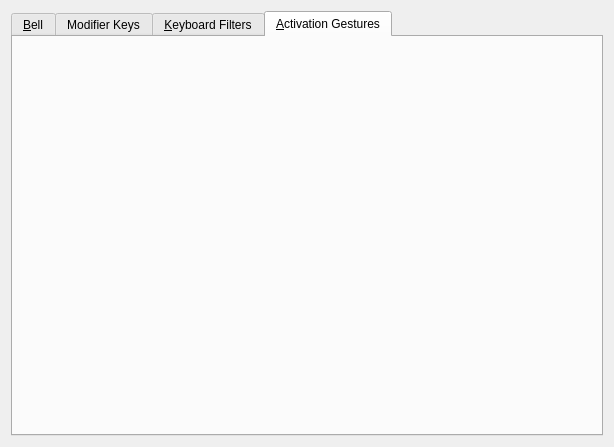
Sonic-DE/sonic-desktop-interface, file kcms/access/accessibility.ui: the form before one commit.
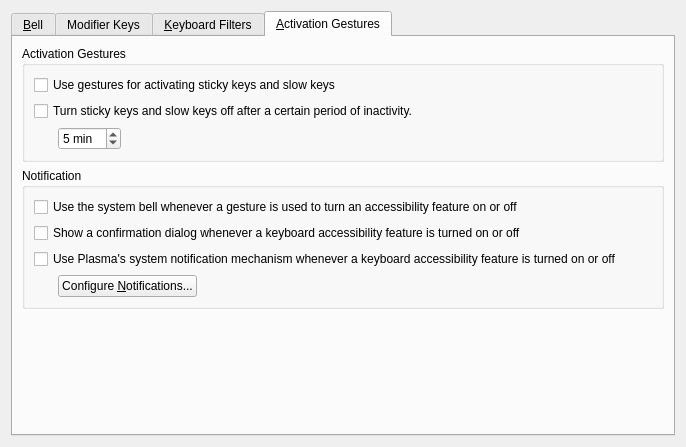
The form after the commit. The open tabs and pages were chosen to show the change. Custom widgets are drawn as their Qt base class.

Commit message: Move activation gestures to .ui file

```diff
--- a/kcms/access/accessibility.ui
+++ b/kcms/access/accessibility.ui
@@ -6,7 +6,7 @@
    <rect>
     <x>0</x>
     <y>0</y>
-    <width>596</width>
+    <width>686</width>
     <height>447</height>
    </rect>
   </property>
@@ -566,6 +566,182 @@
       <attribute name="title">
        <string>&amp;Activation Gestures</string>
       </attribute>
+      <layout class="QVBoxLayout" name="verticalLayout_14">
+       <item>
+        <widget class="QGroupBox" name="activationgestures">
+         <property name="title">
+          <string>Activation Gestures</string>
+         </property>
+         <layout class="QVBoxLayout" name="verticalLayout_12">
+          <item>
+           <widget class="QCheckBox" name="gestures">
+            <property name="toolTip">
+             <string>If this option is checked, the default system bell will be used. Usually, this is just a &quot;beep&quot;.</string>
+            </property>
+            <property name="text">
+             <string>Use gestures for activating sticky keys and slow keys</string>
+            </property>
+           </widget>
+          </item>
+          <item>
+           <widget class="QCheckBox" name="timeout">
+            <property name="toolTip">
+             <string/>
+            </property>
+            <property name="text">
+             <string>Turn sticky keys and slow keys off after a certain period of inactivity.</string>
+            </property>
+           </widget>
+          </item>
+          <item>
+           <layout class="QHBoxLayout" name="horizontalLayout_8">
+            <item>
+             <spacer name="horizontalSpacer_11">
+              <property name="orientation">
+               <enum>Qt::Horizontal</enum>
+              </property>
+              <property name="sizeType">
+               <enum>QSizePolicy::Fixed</enum>
+              </property>
+              <property name="sizeHint" stdset="0">
+               <size>
+                <width>24</width>
+                <height>20</height>
+               </size>
+              </property>
+             </spacer>
+            </item>
+            <item>
+             <widget class="QSpinBox" name="timeoutDelay">
+              <property name="toolTip">
+               <string>Here you can customize the duration of the &quot;visible bell&quot; effect being shown.</string>
+              </property>
+              <property name="suffix">
+               <string> min</string>
+              </property>
+              <property name="minimum">
+               <number>1</number>
+              </property>
+              <property name="maximum">
+               <number>30</number>
+              </property>
+              <property name="singleStep">
+               <number>4</number>
+              </property>
+              <property name="value">
+               <number>5</number>
+              </property>
+             </widget>
+            </item>
+            <item>
+             <spacer name="horizontalSpacer_14">
+              <property name="orientation">
+               <enum>Qt::Horizontal</enum>
+              </property>
+              <property name="sizeHint" stdset="0">
+               <size>
+                <width>40</width>
+                <height>20</height>
+               </size>
+              </property>
+             </spacer>
+            </item>
+           </layout>
+          </item>
+         </layout>
+        </widget>
+       </item>
+       <item>
+        <widget class="QGroupBox" name="notification">
+         <property name="title">
+          <string>Notification</string>
+         </property>
+         <layout class="QVBoxLayout" name="verticalLayout_13">
+          <item>
+           <widget class="QCheckBox" name="accessxBeep">
+            <property name="toolTip">
+             <string>Check this option if you want to use a customized bell, playing a sound file. If you do this, you will probably want to turn off the system bell.</string>
+            </property>
+            <property name="text">
+             <string>Use the system bell whenever a gesture is used to turn an accessibility feature on or off</string>
+            </property>
+           </widget>
+          </item>
+          <item>
+           <widget class="QCheckBox" name="gestureConfirmation">
+            <property name="toolTip">
+             <string>If this option is checked, KDE will show a confirmation dialog whenever a keyboard accessibility feature is turned on or off.
+Ensure you know what you are doing if you uncheck it, as the keyboard accessibility settings will then always be applied without confirmation.</string>
+            </property>
+            <property name="text">
+             <string>Show a confirmation dialog whenever a keyboard accessibility feature is turned on or off</string>
+            </property>
+           </widget>
+          </item>
+          <item>
+           <widget class="QCheckBox" name="kNotifyAccess">
+            <property name="text">
+             <string>Use Plasma's system notification mechanism whenever a keyboard accessibility feature is turned on or off</string>
+            </property>
+           </widget>
+          </item>
+          <item>
+           <layout class="QHBoxLayout" name="horizontalLayout_9">
+            <item>
+             <spacer name="horizontalSpacer_12">
+              <property name="orientation">
+               <enum>Qt::Horizontal</enum>
+              </property>
+              <property name="sizeType">
+               <enum>QSizePolicy::Fixed</enum>
+              </property>
+              <property name="sizeHint" stdset="0">
+               <size>
+                <width>24</width>
+                <height>20</height>
+               </size>
+              </property>
+             </spacer>
+            </item>
+            <item>
+             <widget class="QPushButton" name="kNotifyAccessButton">
+              <property name="text">
+               <string>Configure &amp;Notifications...</string>
+              </property>
+             </widget>
+            </item>
+            <item>
+             <spacer name="horizontalSpacer_13">
+              <property name="orientation">
+               <enum>Qt::Horizontal</enum>
+              </property>
+              <property name="sizeHint" stdset="0">
+               <size>
+                <width>40</width>
+                <height>20</height>
+               </size>
+              </property>
+             </spacer>
+            </item>
+           </layout>
+          </item>
+         </layout>
+        </widget>
+       </item>
+       <item>
+        <spacer name="verticalSpacer_4">
+         <property name="orientation">
+          <enum>Qt::Vertical</enum>
+         </property>
+         <property name="sizeHint" stdset="0">
+          <size>
+           <width>20</width>
+           <height>69</height>
+          </size>
+         </property>
+        </spacer>
+       </item>
+      </layout>
      </widget>
     </widget>
    </item>
@@ -574,7 +750,7 @@
  <customwidgets>
   <customwidget>
    <class>KColorButton</class>
-   <extends>QWidget</extends>
+   <extends>QPushButton</extends>
    <header location="global">kcolorbutton.h</header>
    <container>1</container>
   </customwidget>
```
Left out of the diff: 36 changed lines with no effect on the pictures. The commit also changes 2 other files.
